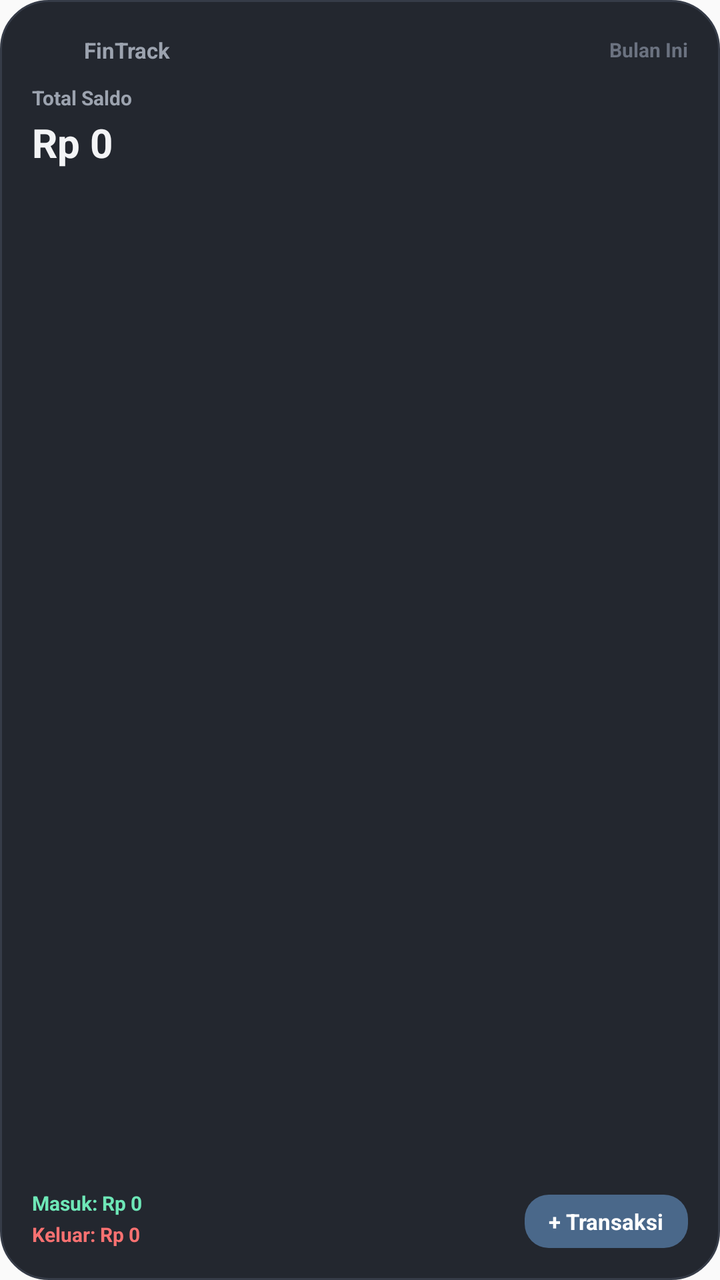
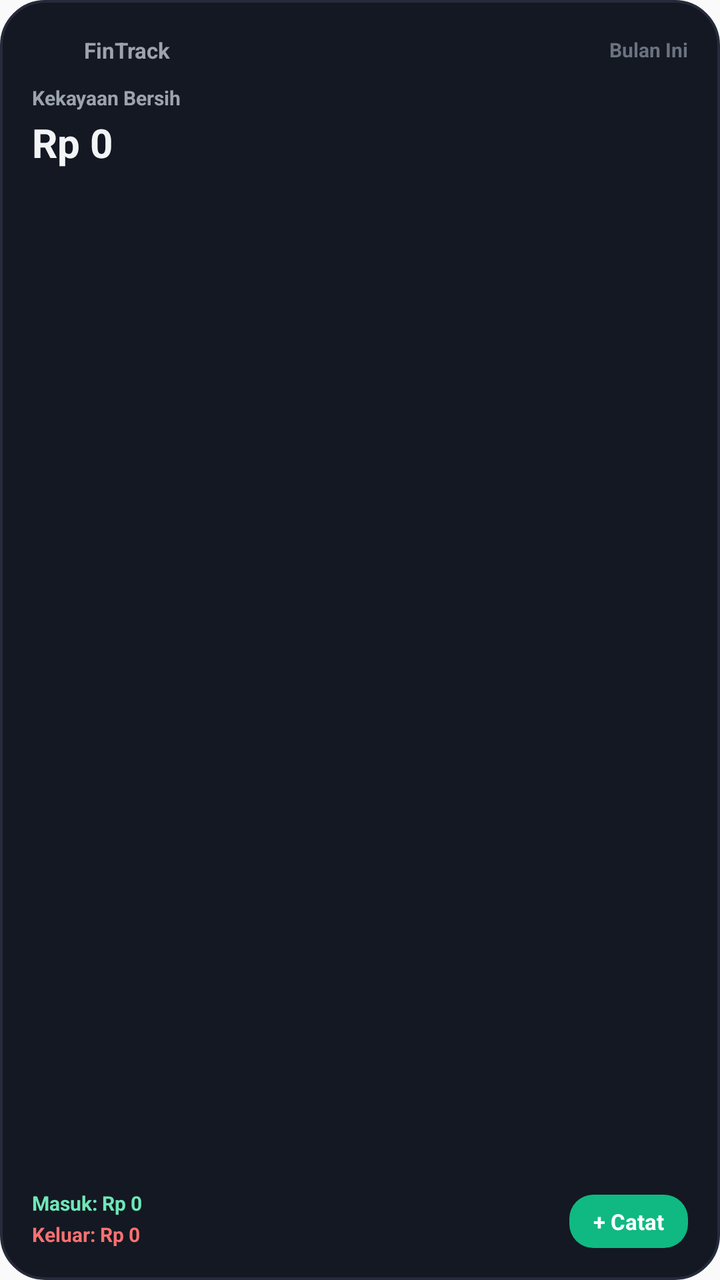

Two renders of the same Android screen: before a commit and after it. Below are the layout's source before the change and the commit's diff.
<!-- AndroidManifest.xml: application theme AppTheme -->
<!-- res/layout/widget_fintrack_balance.xml -->
<?xml version="1.0" encoding="utf-8"?>
<LinearLayout xmlns:android="http://schemas.android.com/apk/res/android"
    android:id="@+id/widget_container"
    android:layout_width="match_parent"
    android:layout_height="match_parent"
    android:background="@drawable/widget_bg"
    android:orientation="vertical"
    android:padding="16dp">

    
    <LinearLayout
        android:layout_width="match_parent"
        android:layout_height="wrap_content"
        android:gravity="center_vertical"
        android:orientation="horizontal">

        <ImageView
            android:layout_width="18dp"
            android:layout_height="18dp"
            android:src="@mipmap/ic_launcher" />

        <TextView
            android:layout_width="0dp"
            android:layout_height="wrap_content"
            android:layout_marginStart="8dp"
            android:layout_weight="1"
            android:text="FinTrack"
            android:textColor="#9CA3AF"
            android:textSize="11sp"
            android:textStyle="bold" />

        <TextView
            android:id="@+id/widget_period_label"
            android:layout_width="wrap_content"
            android:layout_height="wrap_content"
            android:text="Bulan Ini"
            android:textColor="#6B7280"
            android:textSize="10sp"
            android:textStyle="bold" />
    </LinearLayout>

    
    <TextView
        android:id="@+id/widget_balance_label"
        android:layout_width="wrap_content"
        android:layout_height="wrap_content"
        android:layout_marginTop="8dp"
        android:text="Total Saldo"
        android:textColor="#9CA3AF"
        android:textSize="10sp"
        android:textStyle="bold" />

    <TextView
        android:id="@+id/widget_total_balance"
        android:layout_width="wrap_content"
        android:layout_height="wrap_content"
        android:layout_marginTop="2dp"
        android:text="Rp 0"
        android:textColor="#F3F4F6"
        android:textSize="20sp"
        android:textStyle="bold" />

    
    <LinearLayout
        android:layout_width="match_parent"
        android:layout_height="0dp"
        android:layout_marginTop="10dp"
        android:layout_weight="1"
        android:gravity="bottom|center_vertical"
        android:orientation="horizontal">

        <LinearLayout
            android:layout_width="0dp"
            android:layout_height="wrap_content"
            android:layout_weight="1"
            android:orientation="vertical">

            <TextView
                android:id="@+id/widget_income_text"
                android:layout_width="wrap_content"
                android:layout_height="wrap_content"
                android:text="Masuk: Rp 0"
                android:textColor="#6EE7B7"
                android:textSize="10sp"
                android:textStyle="bold" />

            <TextView
                android:id="@+id/widget_expense_text"
                android:layout_width="wrap_content"
                android:layout_height="wrap_content"
                android:layout_marginTop="2dp"
                android:text="Keluar: Rp 0"
                android:textColor="#F87171"
                android:textSize="10sp"
                android:textStyle="bold" />
        </LinearLayout>

        <TextView
            android:id="@+id/widget_btn_add"
            android:layout_width="wrap_content"
            android:layout_height="wrap_content"
            android:background="@drawable/widget_btn_bg"
            android:paddingStart="12dp"
            android:paddingTop="6dp"
            android:paddingEnd="12dp"
            android:paddingBottom="6dp"
            android:text="+ Transaksi"
            android:textColor="#FFFFFF"
            android:textSize="11sp"
            android:textStyle="bold" />
    </LinearLayout>

</LinearLayout>
<!-- resources referenced by this layout -->
<resources>
  <!-- drawable widget_bg (drawable) -->
  <?xml version="1.0" encoding="utf-8"?>
  <shape xmlns:android="http://schemas.android.com/apk/res/android"
      android:shape="rectangle">
      <solid android:color="#23272F" />
      <corners android:radius="24dp" />
      <stroke
          android:width="1dp"
          android:color="#363C48" />
  </shape>
  <!-- drawable widget_btn_bg (drawable) -->
  <?xml version="1.0" encoding="utf-8"?>
  <shape xmlns:android="http://schemas.android.com/apk/res/android"
      android:shape="rectangle">
      <solid android:color="#4A688A" />
      <corners android:radius="12dp" />
  </shape>
  <!-- mipmap ic_launcher (mipmap-anydpi-v26) -->
  <?xml version="1.0" encoding="utf-8"?>
  <adaptive-icon xmlns:android="http://schemas.android.com/apk/res/android">
      <background android:drawable="@color/ic_launcher_background"/>
      <foreground android:drawable="@mipmap/ic_launcher_foreground"/>
  </adaptive-icon>
  <style name="AppTheme" parent="Theme.AppCompat.Light.DarkActionBar">
          
          <item name="colorPrimary">@color/colorPrimary</item>
          <item name="colorPrimaryDark">@color/colorPrimaryDark</item>
          <item name="colorAccent">@color/colorAccent</item>
      </style>
  <color name="ic_launcher_background">#18221B</color>
</resources>

<!-- the commit's change to res/layout/widget_fintrack_balance.xml (unified diff, before → after) -->
@@ -45,7 +45,7 @@
         android:layout_width="wrap_content"
         android:layout_height="wrap_content"
         android:layout_marginTop="8dp"
-        android:text="Total Saldo"
+        android:text="Kekayaan Bersih"
         android:textColor="#9CA3AF"
         android:textSize="10sp"
         android:textStyle="bold" />
@@ -59,6 +59,17 @@
         android:textColor="#F3F4F6"
         android:textSize="20sp"
         android:textStyle="bold" />
+
+    
+    <ImageView
+        android:id="@+id/widget_sparkline"
+        android:layout_width="match_parent"
+        android:layout_height="36dp"
+        android:layout_marginTop="4dp"
+        android:layout_marginBottom="4dp"
+        android:scaleType="fitXY"
+        android:visibility="gone"
+        android:contentDescription="Tren Kekayaan Bersih" />
 
     
     <LinearLayout
@@ -104,7 +115,7 @@
             android:paddingTop="6dp"
             android:paddingEnd="12dp"
             android:paddingBottom="6dp"
-            android:text="+ Transaksi"
+            android:text="+ Catat"
             android:textColor="#FFFFFF"
             android:textSize="11sp"
             android:textStyle="bold" />
<!-- resource entries referenced after the edit -->
@@ -4,17 +4,17 @@
   <?xml version="1.0" encoding="utf-8"?>
   <shape xmlns:android="http://schemas.android.com/apk/res/android"
       android:shape="rectangle">
-      <solid android:color="#23272F" />
-      <corners android:radius="24dp" />
+      <solid android:color="#141822" />
+      <corners android:radius="22dp" />
       <stroke
-          android:width="1dp"
-          android:color="#363C48" />
+          android:width="1.2dp"
+          android:color="#252B3B" />
   </shape>
   <!-- drawable widget_btn_bg (drawable) -->
   <?xml version="1.0" encoding="utf-8"?>
   <shape xmlns:android="http://schemas.android.com/apk/res/android"
       android:shape="rectangle">
-      <solid android:color="#4A688A" />
+      <solid android:color="#10B981" />
       <corners android:radius="12dp" />
   </shape>
   <!-- mipmap ic_launcher (mipmap-anydpi-v26) -->
